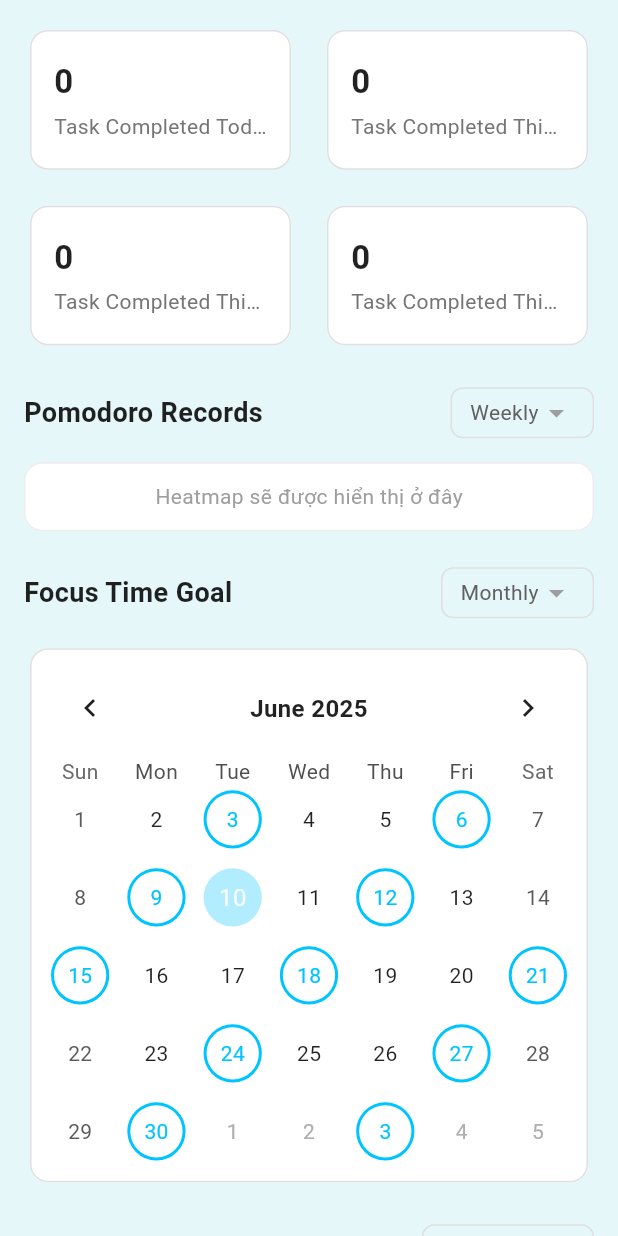
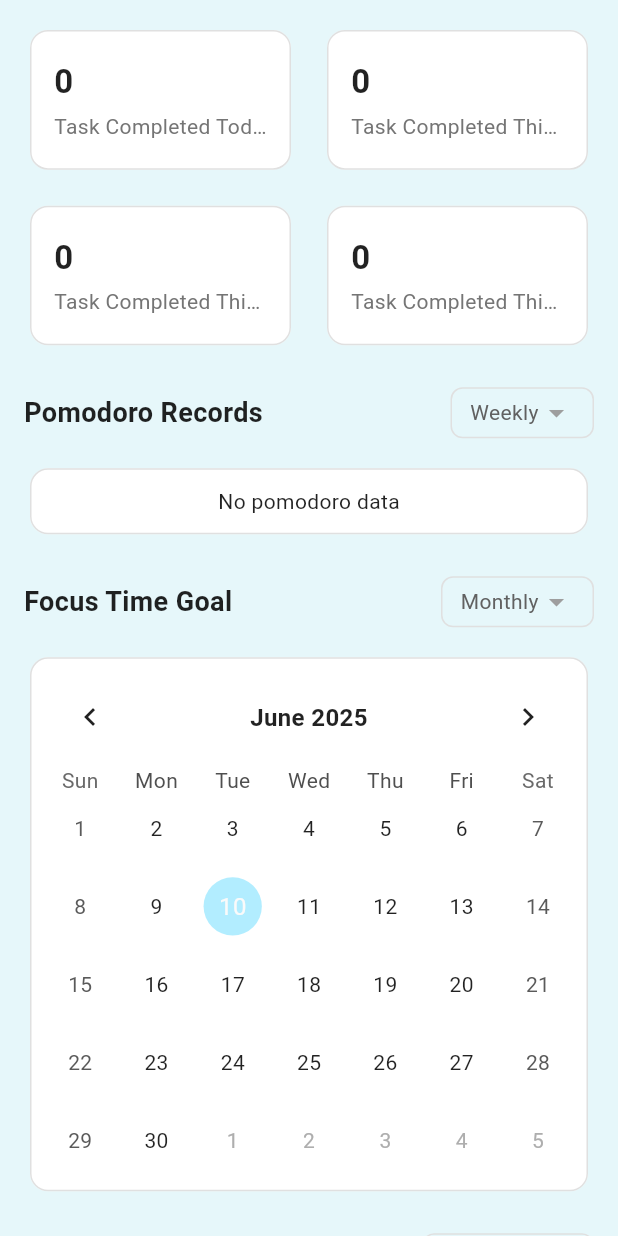
Before and after one commit to TINVO04/DNTU-Focus, a Flutter app: the PomodoroReportTab widget shown alone on an empty page, opened directly, on a phone screen of 412 x 824 dp. Run offline on Flutter 3.47's test engine with Material 3 defaults, Android fonts, the phone set to English and light mode, and no system bars; drawn by our look-alikes of table_calendar; our stand-ins replace audioplayers, bloc, cloud_firestore, equatable, firebase_auth, firebase_core and 17 more; accounts and stored records are empty; network calls fail; statements that could not run were skipped.

Commit message:
feat(report): use real data for heatmap

```diff
--- a/dntu_focus/lib/features/report/domain/report_cubit.dart
+++ b/dntu_focus/lib/features/report/domain/report_cubit.dart
@@ -44,6 +44,10 @@ class ReportCubit extends Cubit<ReportState> {
         _reportRepository.getTaskFocusTime(ReportTimeRange.lastTwoWeeks), // Future<Map<String, Duration>>
         _reportRepository.getFocusTimeChartData(ReportTimeRange.lastTwoWeeks), // Future<Map<DateTime, Map<String?, Duration>>>
 
+        // Heatmap and goal data
+        _reportRepository.getPomodoroRecordsHeatmapData(range: ReportTimeRange.lastTwoWeeks),
+        _reportRepository.getDaysMeetingFocusGoal(ReportTimeRange.lastTwoWeeks, const Duration(hours: 2)),
+
         // Dữ liệu tra cứu
         Future.value(_projectTagRepository.getProjects()), // Future<List<Project>>
         _taskRepository.getTasks(), // Future<List<Task>>
@@ -65,10 +69,12 @@ class ReportCubit extends Cubit<ReportState> {
       final projectTimeDistribution = results[10] as Map<String?, Duration>;
       final taskFocusTime = results[11] as Map<String, Duration>;
       final focusTimeChartData = results[12] as Map<DateTime, Map<String?, Duration>>;
+      final heatmapData = results[13] as Map<DateTime, List<PomodoroSessionRecordModel>>;
+      final goalDays = results[14] as Set<DateTime>;
 
       // Kiểm tra và ép kiểu an toàn cho projects và tasks
-      final projectsRaw = results[13];
-      final tasksRaw = results[14];
+      final projectsRaw = results[15];
+      final tasksRaw = results[16];
       final List<Project> projects =
           projectsRaw is List ? projectsRaw.cast<Project>() : <Project>[];
       final List<Task> tasks =
@@ -93,6 +99,8 @@ class ReportCubit extends Cubit<ReportState> {
         projectTimeDistribution: projectTimeDistribution,
         taskFocusTime: taskFocusTime,
         focusTimeChartData: focusTimeChartData,
+        pomodoroHeatmapData: heatmapData,
+        focusGoalMetDays: goalDays,
         // Dữ liệu tra cứu
         allProjects: projects.isEmpty ? [] : projects,
         allTasks: tasks.isEmpty ? [] : tasks,
--- a/dntu_focus/lib/features/report/domain/report_state.dart
+++ b/dntu_focus/lib/features/report/domain/report_state.dart
@@ -2,6 +2,7 @@ import 'package:equatable/equatable.dart';
 import 'package:flutter/material.dart';
 import 'package:moji_todo/features/tasks/data/models/project_model.dart';
 import 'package:moji_todo/features/tasks/data/models/task_model.dart';
+import 'package:moji_todo/features/report/data/models/pomodoro_session_model.dart';
 
 enum ReportStatus { initial, loading, success, failure }
 enum ReportDataFilter { daily, weekly, biweekly, monthly, yearly }
@@ -22,6 +23,8 @@ class ReportState extends Equatable {
   final Map<String?, Duration> projectTimeDistribution;
   final Map<String, Duration> taskFocusTime;
   final Map<DateTime, Map<String?, Duration>> focusTimeChartData;
+  final Map<DateTime, List<PomodoroSessionRecordModel>> pomodoroHeatmapData;
+  final Set<DateTime> focusGoalMetDays;
   final List<Project> allProjects;
   final List<Task> allTasks;
   final ReportDataFilter projectDistributionFilter;
@@ -43,6 +46,8 @@ class ReportState extends Equatable {
     this.projectTimeDistribution = const {},
     this.taskFocusTime = const {},
     this.focusTimeChartData = const {},
+    this.pomodoroHeatmapData = const {},
+    this.focusGoalMetDays = const {},
     this.allProjects = const [],
     this.allTasks = const [],
     this.projectDistributionFilter = ReportDataFilter.weekly,
@@ -65,6 +70,8 @@ class ReportState extends Equatable {
     Map<String?, Duration>? projectTimeDistribution,
     Map<String, Duration>? taskFocusTime,
     Map<DateTime, Map<String?, Duration>>? focusTimeChartData,
+    Map<DateTime, List<PomodoroSessionRecordModel>>? pomodoroHeatmapData,
+    Set<DateTime>? focusGoalMetDays,
     List<Project>? allProjects,
     List<Task>? allTasks,
     ReportDataFilter? projectDistributionFilter,
@@ -86,6 +93,8 @@ class ReportState extends Equatable {
       projectTimeDistribution: projectTimeDistribution ?? this.projectTimeDistribution,
       taskFocusTime: taskFocusTime ?? this.taskFocusTime,
       focusTimeChartData: focusTimeChartData ?? this.focusTimeChartData,
+      pomodoroHeatmapData: pomodoroHeatmapData ?? this.pomodoroHeatmapData,
+      focusGoalMetDays: focusGoalMetDays ?? this.focusGoalMetDays,
       allProjects: allProjects ?? this.allProjects,
       allTasks: allTasks ?? this.allTasks,
       projectDistributionFilter: projectDistributionFilter ?? this.projectDistributionFilter,
@@ -110,6 +119,8 @@ class ReportState extends Equatable {
     projectTimeDistribution,
     taskFocusTime,
     focusTimeChartData,
+    pomodoroHeatmapData,
+    focusGoalMetDays,
     allProjects,
     allTasks,
     projectDistributionFilter,
--- a/dntu_focus/lib/features/report/presentation/tab/pomodoro_report_tab.dart
+++ b/dntu_focus/lib/features/report/presentation/tab/pomodoro_report_tab.dart
@@ -5,6 +5,7 @@ import 'package:moji_todo/features/report/domain/report_state.dart';
 import 'package:table_calendar/table_calendar.dart';
 import '../widgets/focus_time_bar_chart.dart';
 import '../widgets/summary_card.dart';
+import '../widgets/pomodoro_heatmap.dart';
 
 class PomodoroReportTab extends StatelessWidget {
   const PomodoroReportTab({super.key});
@@ -36,7 +37,7 @@ class PomodoroReportTab extends StatelessWidget {
           const SizedBox(height: 24),
           _buildSectionHeader(context, title: 'Pomodoro Records', filterText: 'Weekly'),
           const SizedBox(height: 16),
-          _buildPomodoroHeatmap(),
+          _buildPomodoroHeatmap(context),
           const SizedBox(height: 24),
           _buildSectionHeader(context, title: 'Focus Time Goal', filterText: 'Monthly'),
           const SizedBox(height: 16),
@@ -133,18 +134,17 @@ class PomodoroReportTab extends StatelessWidget {
     );
   }
 
-  Widget _buildPomodoroHeatmap() {
-    return Container(
-      padding: const EdgeInsets.all(12),
-      decoration: BoxDecoration(
-          color: Colors.white,
-          borderRadius: BorderRadius.circular(12),
-          border: Border.all(color: Colors.grey.shade200)),
-      child: const Center(
-        child: Text(
-          'Heatmap sẽ được hiển thị ở đây',
-          style: TextStyle(color: Colors.grey),
-        ),
+  Widget _buildPomodoroHeatmap(BuildContext context) {
+    final state = context.watch<ReportCubit>().state;
+    return Card(
+      elevation: 0,
+      shape: RoundedRectangleBorder(
+        borderRadius: BorderRadius.circular(12),
+        side: BorderSide(color: Colors.grey.shade300),
+      ),
+      child: Padding(
+        padding: const EdgeInsets.all(12),
+        child: PomodoroHeatmap(data: state.pomodoroHeatmapData),
       ),
     );
   }
@@ -178,7 +178,10 @@ class PomodoroReportTab extends StatelessWidget {
             ),
             selectedTextStyle: TextStyle(color: Theme.of(context).primaryColor),
           ),
-          selectedDayPredicate: (day) => day.day % 3 == 0,
+          selectedDayPredicate: (day) {
+            final state = context.watch<ReportCubit>().state;
+            return state.focusGoalMetDays.contains(DateUtils.dateOnly(day));
+          },
         ),
       ),
     );
--- a/dntu_focus/lib/features/report/presentation/widgets/pomodoro_heatmap.dart
+++ b/dntu_focus/lib/features/report/presentation/widgets/pomodoro_heatmap.dart
@@ -0,0 +1,37 @@
+import 'package:flutter/material.dart';
+import 'package:flutter_heatmap_calendar/flutter_heatmap_calendar.dart';
+import '../../data/models/pomodoro_session_model.dart';
+
+class PomodoroHeatmap extends StatelessWidget {
+  final Map<DateTime, List<PomodoroSessionRecordModel>> data;
+  const PomodoroHeatmap({super.key, required this.data});
+
+  @override
+  Widget build(BuildContext context) {
+    if (data.isEmpty) {
+      return const Center(child: Text('No pomodoro data'));
+    }
+
+    // Convert to dataset with count of work sessions per day
+    final Map<DateTime, int> datasets = {};
+    data.forEach((day, sessions) {
+      datasets[day] = sessions.where((s) => s.isWorkSession).length;
+    });
+
+    final startDate = datasets.keys.reduce((a, b) => a.isBefore(b) ? a : b);
+
+    return HeatMap(
+      startDate: startDate,
+      endDate: DateTime.now(),
+      datasets: datasets,
+      colorMode: ColorMode.color,
+      showColorTip: false,
+      colorsets: const {
+        1: Color(0xFF9be9a8),
+        3: Color(0xFF40c463),
+        5: Color(0xFF30a14e),
+        7: Color(0xFF216e39),
+      },
+    );
+  }
+}
--- a/dntu_focus/pubspec.yaml
+++ b/dntu_focus/pubspec.yaml
@@ -38,6 +38,7 @@ dependencies:
   flutter_staggered_animations: ^1.1.1
   uuid: ^4.5.1
   fl_chart: ^1.0.0
+  flutter_heatmap_calendar: ^1.0.5
 
 dev_dependencies:
   flutter_test:
```
